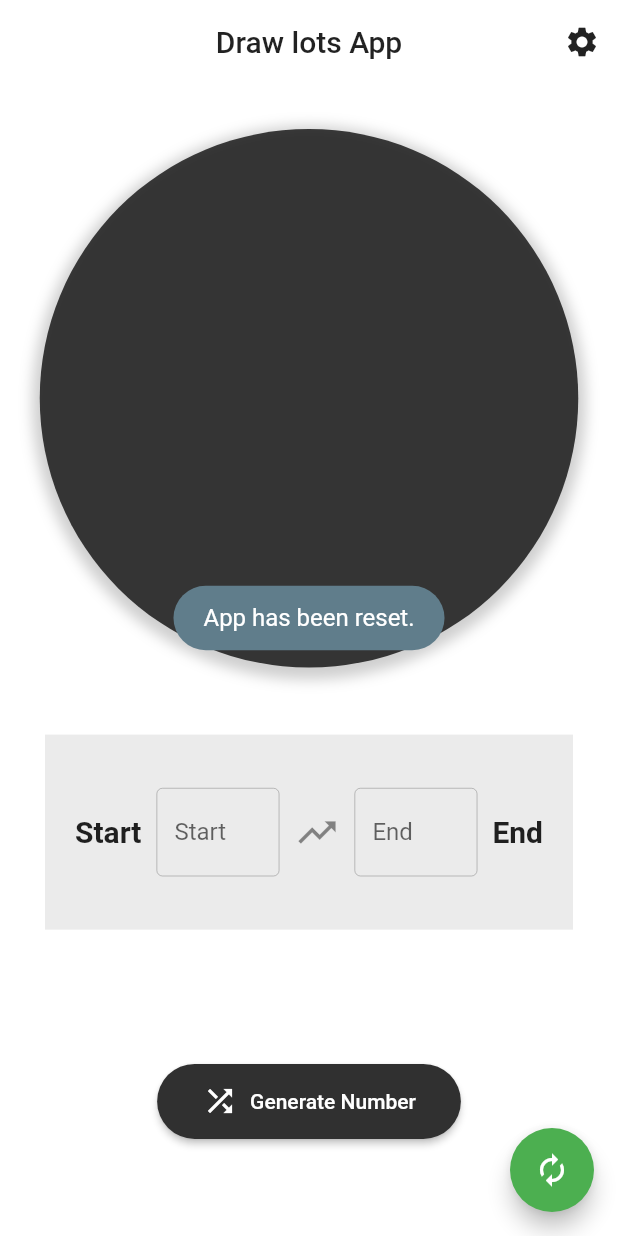
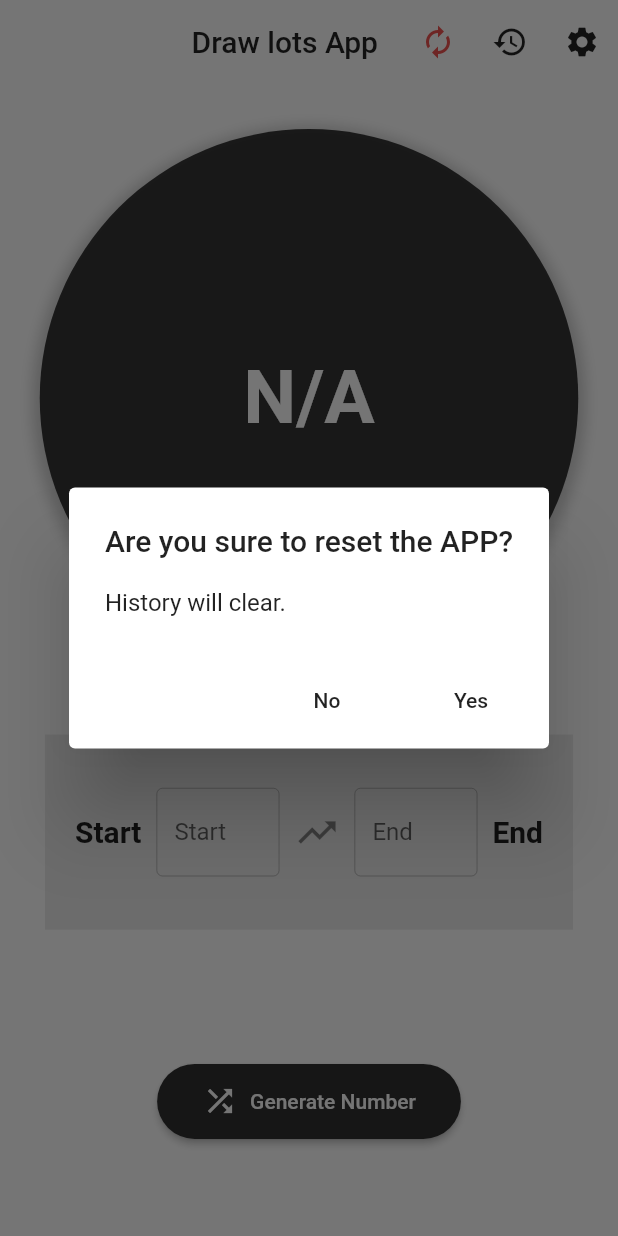
Before and after one commit to oxygen-TW/LotsDrawer, a Flutter app: the screen it shows after launch, after a tap on the "autorenew" icon, on a phone screen of 412 x 824 dp. Run offline on Flutter 3.47's test engine with Material 2 defaults, Android fonts, the phone set to English and light mode, and no system bars; our stand-ins replace fluttertoast.

Commit message:
Layout: move reset button to AppBar change primary color add history button

```diff
--- a/lib/main.dart
+++ b/lib/main.dart
@@ -1,3 +1,4 @@
+import 'package:LotsDrawer/historyPage.dart';
 import 'package:flutter/material.dart';
 import 'package:flutter/rendering.dart';
 import 'package:flutter/services.dart';
@@ -16,7 +17,7 @@ class AppMainUI extends StatelessWidget {
     return MaterialApp(
       title: 'Draw lots App',
       theme: ThemeData(
-        primarySwatch: Colors.green,
+        // primarySwatch: Colors.green,
         visualDensity: VisualDensity.adaptivePlatformDensity,
       ),
       routes: <String, WidgetBuilder>{
@@ -101,7 +102,7 @@ class _MyHomePageState extends State<HomePage> {
     _getNumberList(true);
     rdc.reset();
     setState(() {
-      roundStr = "";
+      roundStr = "N/A";
     });
     Fluttertoast.showToast(
         msg: "App has been reset.",
@@ -136,6 +137,52 @@ class _MyHomePageState extends State<HomePage> {
         centerTitle: true,
         elevation: 0.0,
         actions: <Widget>[
+          IconButton(
+            icon: Icon(
+              Icons.autorenew,
+              color: Colors.red[400],
+            ),
+            tooltip: "Reset",
+            onPressed: () {
+              showDialog(
+                context: context,
+                builder: (_) {
+                  return AlertDialog(
+                    title: Text('Are you sure to reset the APP?'),
+                    content: Text('History will clear.'),
+                    actions: <Widget>[
+                      FlatButton(
+                        child: Text('No'),
+                        onPressed: () {
+                          Navigator.of(context).pop();
+                        },
+                      ),
+                      FlatButton(
+                        child: Text('Yes'),
+                        onPressed: () {
+                          _resetApp();
+                          Navigator.of(context).pop();
+                        },
+                      )
+                    ],
+                  );
+                },
+              );
+            },
+          ),
+          IconButton(
+            icon: Icon(
+              Icons.history,
+              color: Colors.black87,
+            ),
+            tooltip: "抽取記錄",
+            onPressed: () {
+              Navigator.push(
+                context,
+                new MaterialPageRoute(builder: (context) => new HistoryPage()),
+              );
+            },
+          ),
           IconButton(
             icon: Icon(
               Icons.settings,
@@ -175,7 +222,7 @@ class _MyHomePageState extends State<HomePage> {
                 height: 100,
                 child: Center(
                   child: Text(
-                    roundStr ,
+                    roundStr,
                     style: TextStyle(
                       fontWeight: FontWeight.bold,
                       color: Colors.white,
@@ -329,13 +376,6 @@ class _MyHomePageState extends State<HomePage> {
           ],
         ),
       ),
-      floatingActionButton: FloatingActionButton(
-        onPressed: () {
-          _resetApp();
-        },
-        tooltip: 'Reset',
-        child: Icon(Icons.autorenew),
-      ), // This trailing comma makes auto-formatting nicer for build methods.
     );
   }
 }
```
Also changed, not shown: lib/historyPage.dart (added, +21 -0 lines), 1 other file.
